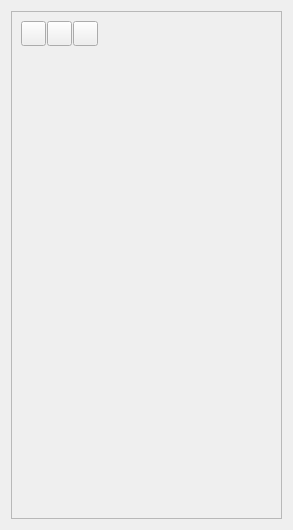
Before: the Qt Designer form starter/FENGSim/Robot/RobotDockWidget.ui in OpenDigitalTwin-Dev/FENGSim, drawn with Qt 5.
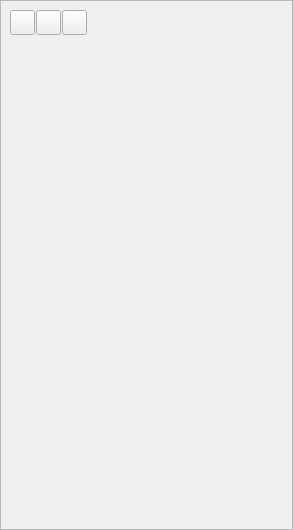
After: the same form once the commit is applied. Icons and pictures are not drawn.

```diff
--- a/starter/FENGSim/Robot/RobotDockWidget.ui
+++ b/starter/FENGSim/Robot/RobotDockWidget.ui
@@ -14,6 +14,18 @@
    <string>Form</string>
   </property>
   <layout class="QVBoxLayout" name="verticalLayout_2">
+   <property name="leftMargin">
+    <number>0</number>
+   </property>
+   <property name="topMargin">
+    <number>0</number>
+   </property>
+   <property name="rightMargin">
+    <number>0</number>
+   </property>
+   <property name="bottomMargin">
+    <number>0</number>
+   </property>
    <item>
     <widget class="QFrame" name="frame">
      <property name="frameShape">
```
